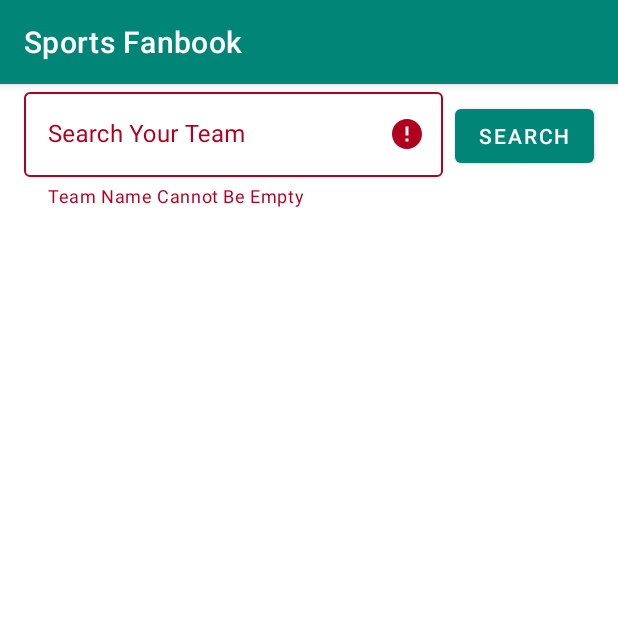
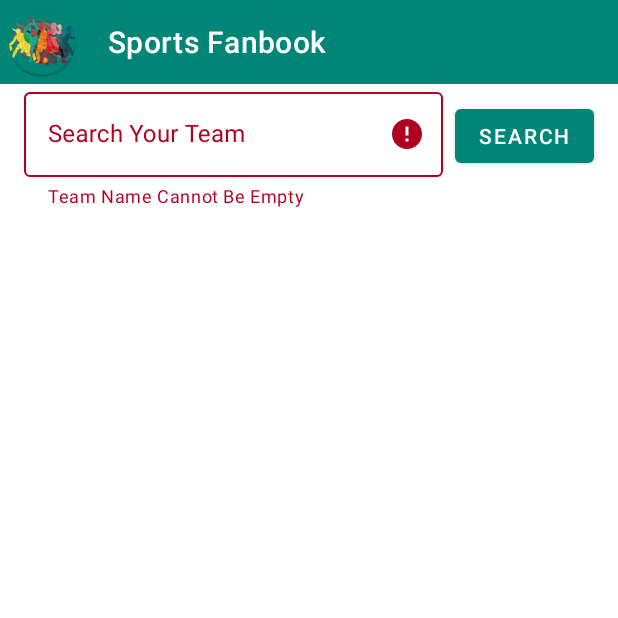
Before and after one commit to M-Khay/Sports-Fanbook, an Android app: the screen it shows after launch (MainActivity), after a tap on "SEARCH", on a phone screen of 412 x 824 dp, the top half of it. Run offline under Robolectric (Android 15) with nearby library versions, the light colour scheme and no system bars; our stand-ins replace AdMob, Dagger/Hilt's generated code, Room's generated code.

Commit message:
Replaced actionbar with AppCompatToolbar for better UI in dark mode. And added images for preview in Github repo.

```diff
--- a/app/src/main/java/com/yourself/sportsfanbook/ui/MainActivity.kt
+++ b/app/src/main/java/com/yourself/sportsfanbook/ui/MainActivity.kt
@@ -3,6 +3,7 @@ package com.yourself.sportsfanbook.ui
 import android.os.Bundle
 import android.view.MenuItem
 import androidx.appcompat.app.AppCompatActivity
+import androidx.appcompat.widget.Toolbar
 import androidx.lifecycle.Observer
 import androidx.lifecycle.ViewModelProvider
 import com.google.android.gms.ads.AdRequest
@@ -19,11 +20,14 @@ import kotlinx.android.synthetic.main.activity_main.*
 
 class MainActivity : AppCompatActivity(), ActionBarCallBack, FavouriteItemClickListener {
 
+    private lateinit var toolbar: Toolbar
     override fun onCreate(savedInstanceState: Bundle?) {
         super.onCreate(savedInstanceState)
         setContentView(R.layout.activity_main)
 
-        supportActionBar?.setLogo(R.mipmap.ic_launcher)
+        toolbar = findViewById<Toolbar>(R.id.toolbar)
+        setSupportActionBar(toolbar)
+
         if (savedInstanceState == null)
             supportFragmentManager.beginTransaction().add(
                 R.id.container,
@@ -61,8 +65,12 @@ class MainActivity : AppCompatActivity(), ActionBarCallBack, FavouriteItemClickL
     }
 
     override fun showHideActionBarWith(title: String?, showBackButton: Boolean) {
-        supportActionBar?.title = title
-        supportActionBar?.setDisplayHomeAsUpEnabled(showBackButton)
+        toolbar.title = title
+        if(showBackButton) {
+            toolbar.setNavigationIcon(R.drawable.abc_ic_ab_back_material)
+        }else{
+            toolbar.setNavigationIcon(R.mipmap.app_icon)
+        }
     }
 
     override fun onFavouriteItemClick(team: Team) {
--- a/app/src/main/res/layout/activity_main.xml
+++ b/app/src/main/res/layout/activity_main.xml
@@ -5,11 +5,21 @@
     android:layout_width="match_parent"
     android:layout_height="match_parent"
     tools:context=".ui.MainActivity">
+    <com.google.android.material.appbar.MaterialToolbar
+        android:id="@+id/toolbar"
+        android:layout_width="match_parent"
+        android:layout_height="wrap_content"
+        app:navigationIcon="@mipmap/app_icon"
+        android:background="@color/colorPrimary"
+        android:theme="@style/ThemeOverlay.MaterialComponents.Dark.ActionBar">
+
+    </com.google.android.material.appbar.MaterialToolbar>
     <FrameLayout
         android:id="@+id/container"
         android:layout_width="match_parent"
         android:layout_height="match_parent"
         android:layout_above="@id/adView"
+        android:layout_below="@id/toolbar"
         tools:context=".ui.home.MainActivity" />
 
     <com.google.android.gms.ads.AdView
--- a/app/src/main/res/values/styles.xml
+++ b/app/src/main/res/values/styles.xml
@@ -1,7 +1,7 @@
 <resources>
 
     <!-- Base application theme. -->
-    <style name="AppTheme" parent="Theme.MaterialComponents.DayNight.DarkActionBar">
+    <style name="AppTheme" parent="Theme.MaterialComponents.DayNight.NoActionBar">
         <item name="colorPrimary">@color/colorPrimary</item>
         <item name="colorPrimaryDark">@color/colorPrimaryDark</item>
         <item name="colorAccent">@color/colorAccent</item>
```
Also changed, not shown: app/src/main/res/mipmap-hdpi/app_icon.png (added), app/src/main/res/mipmap-mdpi/app_icon.png (added), app/src/main/res/mipmap-xhdpi/app_icon.png (added), app/src/main/res/mipmap-xxhdpi/app_icon.png (added), app/src/main/res/mipmap-xxxhdpi/app_icon.png (added), 5 other files.
